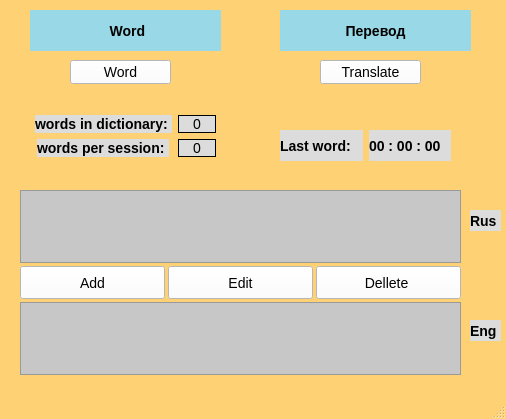
This is Eng_dict.ui in vadym-drok/WordCards as Qt 5 draws it before an edit. The edited form follows.
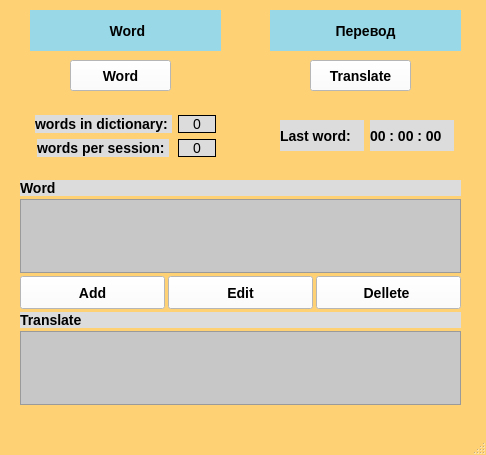
This is the edited form.

The edit to the form file:
```diff
--- a/Eng_dict.ui
+++ b/Eng_dict.ui
@@ -6,8 +6,8 @@
    <rect>
     <x>0</x>
     <y>0</y>
-    <width>506</width>
-    <height>419</height>
+    <width>486</width>
+    <height>455</height>
    </rect>
   </property>
   <property name="windowTitle">
@@ -57,46 +57,6 @@
 }</string>
   </property>
   <widget class="QWidget" name="centralwidget">
-   <widget class="QLabel" name="label">
-    <property name="geometry">
-     <rect>
-      <x>470</x>
-      <y>320</y>
-      <width>31</width>
-      <height>21</height>
-     </rect>
-    </property>
-    <property name="font">
-     <font>
-      <pointsize>-1</pointsize>
-      <weight>75</weight>
-      <bold>true</bold>
-     </font>
-    </property>
-    <property name="text">
-     <string>Eng</string>
-    </property>
-   </widget>
-   <widget class="QLabel" name="label_2">
-    <property name="geometry">
-     <rect>
-      <x>470</x>
-      <y>210</y>
-      <width>31</width>
-      <height>21</height>
-     </rect>
-    </property>
-    <property name="font">
-     <font>
-      <pointsize>-1</pointsize>
-      <weight>75</weight>
-      <bold>true</bold>
-     </font>
-    </property>
-    <property name="text">
-     <string>Rus</string>
-    </property>
-   </widget>
    <widget class="QLabel" name="label_word">
     <property name="geometry">
      <rect>
@@ -132,14 +92,14 @@
       <x>70</x>
       <y>60</y>
       <width>101</width>
-      <height>24</height>
+      <height>31</height>
      </rect>
     </property>
     <property name="font">
      <font>
       <pointsize>-1</pointsize>
-      <weight>50</weight>
-      <bold>false</bold>
+      <weight>75</weight>
+      <bold>true</bold>
      </font>
     </property>
     <property name="text">
@@ -150,20 +110,36 @@
     <property name="geometry">
      <rect>
       <x>20</x>
-      <y>190</y>
+      <y>180</y>
       <width>441</width>
-      <height>185</height>
+      <height>225</height>
      </rect>
     </property>
     <layout class="QVBoxLayout" name="verticalLayout">
      <property name="spacing">
       <number>3</number>
      </property>
+     <item>
+      <widget class="QLabel" name="label_2">
+       <property name="font">
+        <font>
+         <pointsize>-1</pointsize>
+         <weight>75</weight>
+         <bold>true</bold>
+        </font>
+       </property>
+       <property name="text">
+        <string>Word</string>
+       </property>
+      </widget>
+     </item>
      <item>
       <widget class="QTextEdit" name="textEdit_eng">
        <property name="font">
         <font>
          <pointsize>-1</pointsize>
+         <weight>75</weight>
+         <bold>true</bold>
         </font>
        </property>
       </widget>
@@ -178,8 +154,8 @@
          <property name="font">
           <font>
            <pointsize>-1</pointsize>
-           <weight>50</weight>
-           <bold>false</bold>
+           <weight>75</weight>
+           <bold>true</bold>
           </font>
          </property>
          <property name="text">
@@ -192,6 +168,8 @@
          <property name="font">
           <font>
            <pointsize>-1</pointsize>
+           <weight>75</weight>
+           <bold>true</bold>
           </font>
          </property>
          <property name="text">
@@ -204,6 +182,8 @@
          <property name="font">
           <font>
            <pointsize>-1</pointsize>
+           <weight>75</weight>
+           <bold>true</bold>
           </font>
          </property>
          <property name="text">
@@ -213,6 +193,20 @@
        </item>
       </layout>
      </item>
+     <item>
+      <widget class="QLabel" name="label">
+       <property name="font">
+        <font>
+         <pointsize>-1</pointsize>
+         <weight>75</weight>
+         <bold>true</bold>
+        </font>
+       </property>
+       <property name="text">
+        <string>Translate</string>
+       </property>
+      </widget>
+     </item>
      <item>
       <widget class="QTextEdit" name="textEdit_rus">
        <property name="enabled">
@@ -221,6 +215,8 @@
        <property name="font">
         <font>
          <pointsize>-1</pointsize>
+         <weight>75</weight>
+         <bold>true</bold>
         </font>
        </property>
        <property name="undoRedoEnabled">
@@ -236,17 +232,17 @@
    <widget class="QPushButton" name="but_show_translate">
     <property name="geometry">
      <rect>
-      <x>320</x>
+      <x>310</x>
       <y>60</y>
       <width>101</width>
-      <height>24</height>
+      <height>31</height>
      </rect>
     </property>
     <property name="font">
      <font>
       <pointsize>-1</pointsize>
-      <weight>50</weight>
-      <bold>false</bold>
+      <weight>75</weight>
+      <bold>true</bold>
      </font>
     </property>
     <property name="text">
@@ -256,7 +252,7 @@
    <widget class="QLabel" name="label_translate">
     <property name="geometry">
      <rect>
-      <x>280</x>
+      <x>270</x>
       <y>10</y>
       <width>191</width>
       <height>41</height>
@@ -288,8 +284,8 @@
     <property name="geometry">
      <rect>
       <x>280</x>
-      <y>130</y>
-      <width>171</width>
+      <y>120</y>
+      <width>174</width>
       <height>31</height>
      </rect>
     </property>
```
Left out of the diff: 4 changed lines with no effect on the pictures.
